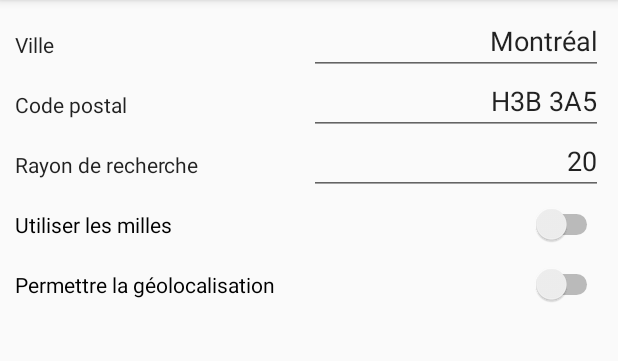
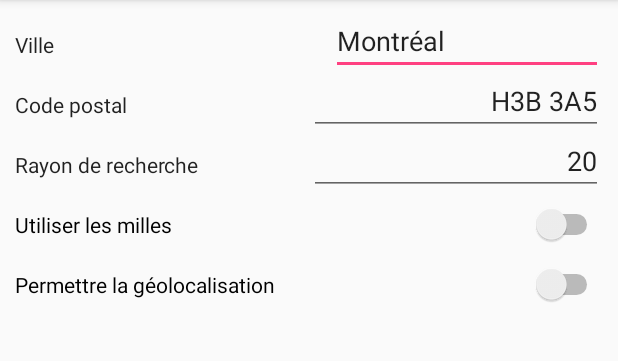
Before and after one commit to Yzaky/ProjectAndroidEvents, an Android app: the Preferences screen opened directly, with no data from a screen before it, on a phone screen of 412 x 824 dp, the part 84-445 px from its top. Run offline under Robolectric (Android 15) with nearby library versions, the phone set to English and light mode, and no system bars; network calls fail.

Commit message:
j'ai ajouté l'auto-complete

```diff
--- a/app/src/main/java/etien/projectandroidevents/Preferences.java
+++ b/app/src/main/java/etien/projectandroidevents/Preferences.java
@@ -7,6 +7,8 @@ import android.preference.PreferenceManager;
 import android.support.annotation.Nullable;
 import android.support.v7.app.AppCompatActivity;
 import android.util.Log;
+import android.widget.ArrayAdapter;
+import android.widget.AutoCompleteTextView;
 import android.widget.CompoundButton;
 import android.widget.EditText;
 import android.widget.LinearLayout;
@@ -29,10 +31,24 @@ public class Preferences extends AppCompatActivity {
     private Switch milesChooser;
     private Switch geolocChooser;
 
+    //ajouter par Philippe pour auto-complete
+    private AutoCompleteTextView auto;
+    private final String[] COULEUR = new String[]{"Montreal","Ottawa","Toronto"};
+    //fin ajout : donnée temporaires pour tester auto-complete
+
     @Override
     protected void onCreate(@Nullable Bundle savedInstanceState) {
         super.onCreate(savedInstanceState);
         setContentView(R.layout.preferences_layout);
+
+        //ajouter par Philippe pour auto-complete
+        auto = (AutoCompleteTextView)findViewById(R.id.cityText);
+        auto.setThreshold(2);
+
+        ArrayAdapter<String> adapter = new ArrayAdapter<String>(this, android.R.layout.simple_dropdown_item_1line, COULEUR);
+        auto.setAdapter(adapter);
+        //fin ajout
+
 
         prefLayout = (LinearLayout) findViewById(R.id.pref_layout);
         cityField = (EditText) findViewById(R.id.cityText);
--- a/app/src/main/res/layout/preferences_layout.xml
+++ b/app/src/main/res/layout/preferences_layout.xml
@@ -25,15 +25,12 @@
                 android:text="@string/ville"
                 android:textAppearance="@style/TextAppearance.AppCompat.Body1" />
 
-            <EditText
+            <AutoCompleteTextView
                 android:id="@+id/cityText"
-                android:layout_width="match_parent"
+                android:layout_width="181dp"
                 android:layout_height="wrap_content"
-                android:layout_weight="1"
-                android:ems="10"
-                android:gravity="end"
-                android:inputType="textPostalAddress"
-                android:selectAllOnFocus="true" />
+                android:text="AutoCompleteTextView" />
+
         </LinearLayout>
 
         <LinearLayout
```
